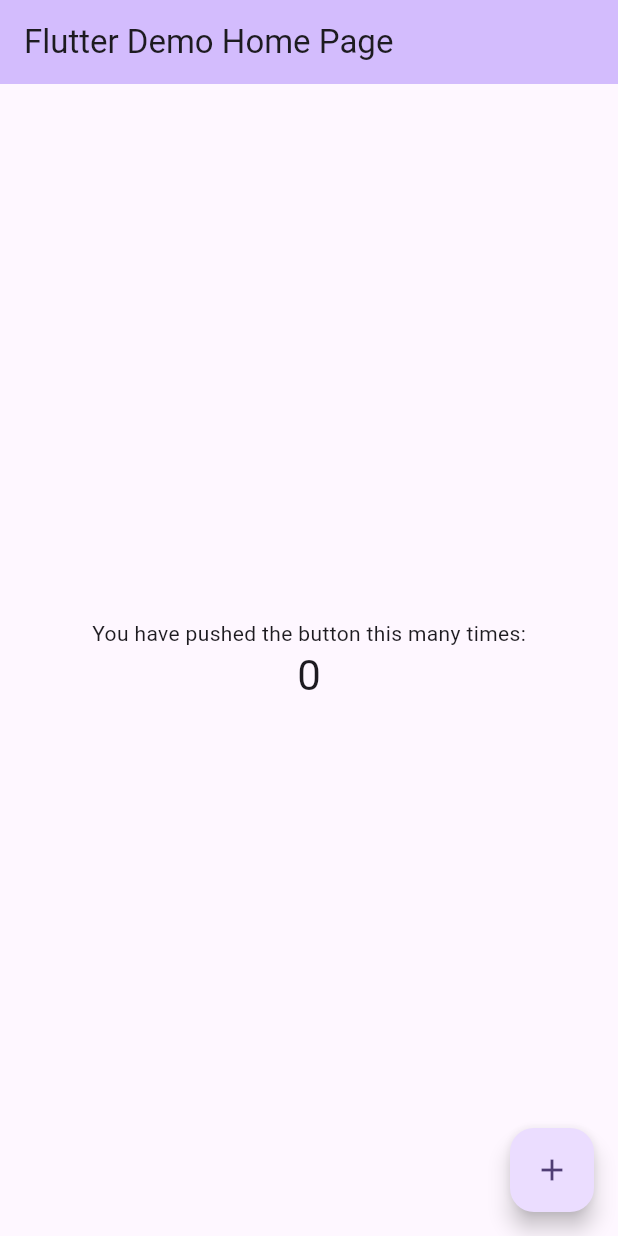
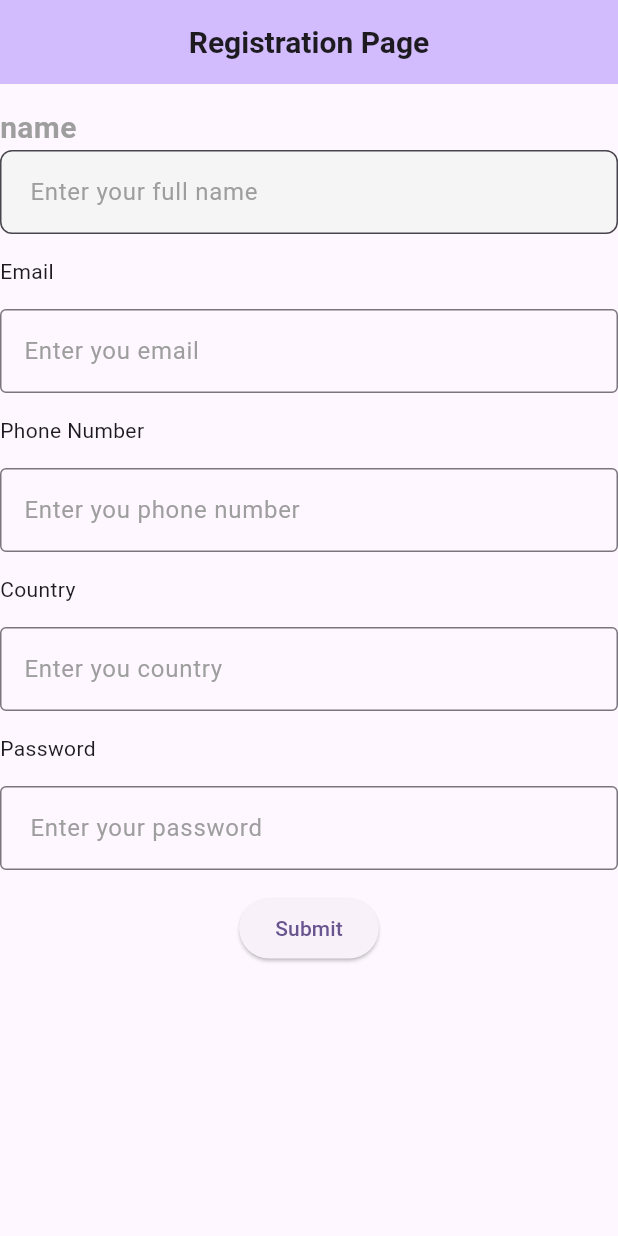
Before and after one commit to Oaska01/x5_flutter_registration_page, a Flutter app: the screen it shows after launch, on a phone screen of 412 x 824 dp. Run offline on Flutter 3.47's test engine with Material 3 defaults, Android fonts, the phone set to English and light mode, and no system bars.

Commit message:
commit 2

```diff
--- a/lib/main.dart
+++ b/lib/main.dart
@@ -10,13 +10,13 @@ class MyApp extends StatelessWidget {
   @override
   Widget build(BuildContext context) {
     return MaterialApp(
-      title: 'Flutter Demo',
+      title: 'Flutter Registration Page',
       theme: ThemeData(
 
         colorScheme: ColorScheme.fromSeed(seedColor: Colors.deepPurple),
         useMaterial3: true,
       ),
-      home: const MyHomePage(title: 'Flutter Demo Home Page'),
+      home: const MyHomePage(title: 'Registration Page'),
     );
   }
 }
@@ -32,14 +32,7 @@ class MyHomePage extends StatefulWidget {
 }
 
 class _MyHomePageState extends State<MyHomePage> {
-  int _counter = 0;
 
-  void _incrementCounter() {
-    setState(() {
-
-      _counter++;
-    });
-  }
 
   @override
   Widget build(BuildContext context) {
@@ -49,29 +42,121 @@ class _MyHomePageState extends State<MyHomePage> {
 
         backgroundColor: Theme.of(context).colorScheme.inversePrimary,
 
-        title: Text(widget.title),
-      ),
-      body: Center(
-
-        child: Column(
-
-          mainAxisAlignment: MainAxisAlignment.center,
-          children: <Widget>[
-            const Text(
-              'You have pushed the button this many times:',
+        title: Center(
+            child:
+            Text(widget.title,
+            style: const TextStyle(
+              fontSize: 20,
+              fontWeight: FontWeight.bold
             ),
-            Text(
-              '$_counter',
-              style: Theme.of(context).textTheme.headlineMedium,
             ),
-          ],
         ),
       ),
-      floatingActionButton: FloatingActionButton(
-        onPressed: _incrementCounter,
-        tooltip: 'Increment',
-        child: const Icon(Icons.add),
+      body: SingleChildScrollView(
+        child: Center(
+
+          child: Column(
+
+            mainAxisAlignment: MainAxisAlignment.start,
+            crossAxisAlignment: CrossAxisAlignment.start,
+            children: <Widget>[
+            const SizedBox(height: 15,),
+
+              _builtInputLabel('name'),
+              _builtTextField(hintText: 'Enter your full name'),
+
+              const SizedBox(height: 15,),
+              const Text('Email'),
+              const SizedBox(height: 15,),
+              const TextField(
+                decoration: InputDecoration(
+                  hintText: 'Enter you email',
+                    hintStyle: TextStyle(color: Colors.grey),
+                    border: OutlineInputBorder()
+                ),
+              ),
+
+              const SizedBox(height: 15,),
+              const Text('Phone Number'),
+              const SizedBox(height: 15,),
+              const TextField(
+                decoration: InputDecoration(
+                  hintText: 'Enter you phone number',
+                    hintStyle: TextStyle(color: Colors.grey),
+                    border: OutlineInputBorder()
+                ),
+              ),
+
+              const SizedBox(height: 15,),
+              const Text('Country'),
+              const SizedBox(height: 15,),
+              const TextField(
+                decoration: InputDecoration(
+                  hintText: 'Enter you country',
+                    hintStyle: TextStyle(color: Colors.grey),
+                    border: OutlineInputBorder()
+                ),
+              ),
+
+              const SizedBox(height: 15,),
+              const Text('Password'),
+              const SizedBox(height: 15,),
+              const TextField(
+                decoration: InputDecoration(
+                  hintText: 'Enter your password',
+                    hintStyle: TextStyle(color: Colors.grey),
+                    contentPadding: EdgeInsets.symmetric(horizontal: 16, vertical: 16),
+                    border: OutlineInputBorder()
+                ),
+                obscureText: true,
+              ),
+              const SizedBox(height: 15,),
+              Row(
+                mainAxisAlignment: MainAxisAlignment.center,
+                children: [
+                  ElevatedButton(
+                      onPressed: (){
+
+                      },
+                      child: const Text('Submit')
+                  ),
+                ],
+              )
+            ],
+          ),
+        ),
       ),
+
     );
   }
 }
+
+Widget _builtInputLabel(String label){
+  return Text(
+    label,
+    style:
+    const TextStyle(
+      fontSize: 20,
+      fontWeight: FontWeight.w600,
+      color:Colors.grey
+    ),
+  );
+}
+
+Widget _builtTextField(
+    {required String hintText, bool isPassword = false})
+{
+  return TextField(
+    decoration: InputDecoration(
+      hintText: hintText,
+      hintStyle: const TextStyle(color: Colors.grey),
+      contentPadding: const EdgeInsets.symmetric(horizontal: 16, vertical: 16),
+      border: OutlineInputBorder(
+        borderRadius: BorderRadius.circular(8)
+      ),
+      filled: true,
+      fillColor: Colors.grey.shade100,
+    ),
+        obscureText: isPassword,
+  );
+}
```
